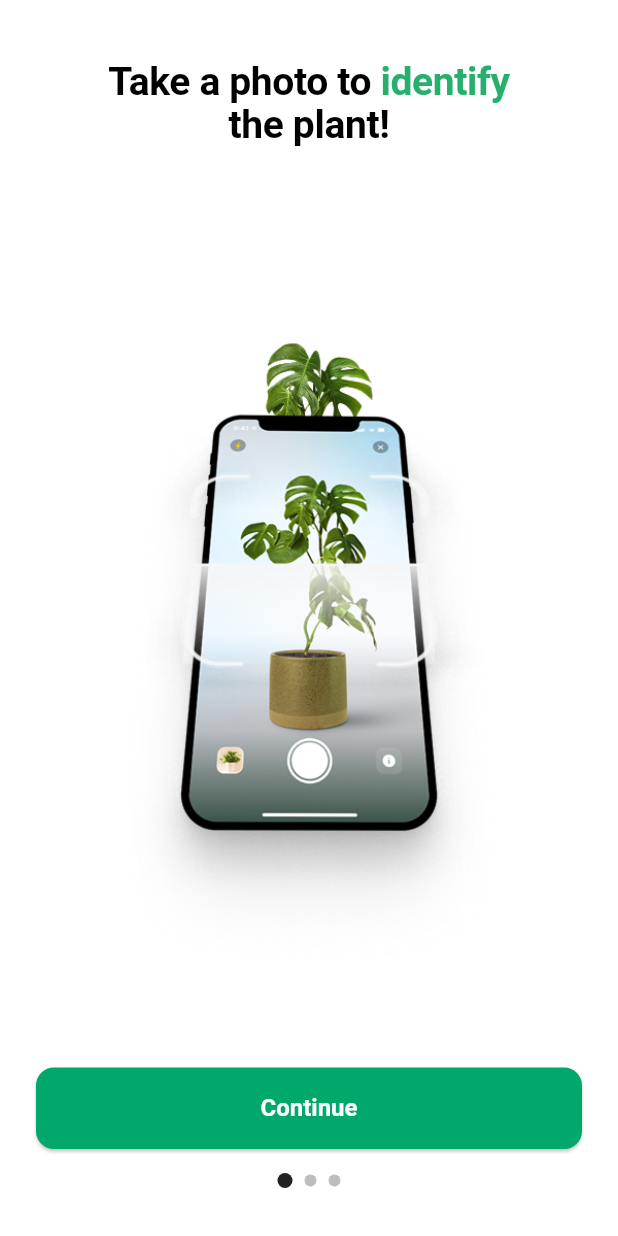
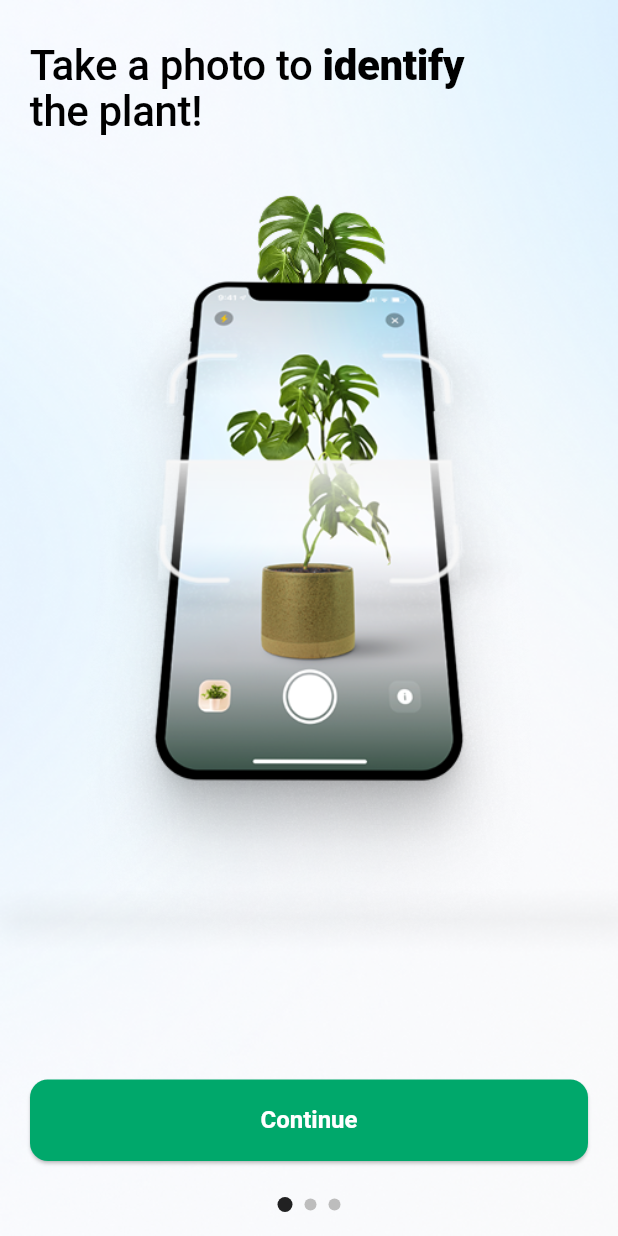
Before and after one commit to selenbbilgic/PlantApp, a Flutter app: the screen it shows after launch, after a tap on "Get Started", on a phone screen of 412 x 824 dp. Run offline on Flutter 3.47's test engine with Material 3 defaults, Android fonts, the phone set to English and light mode, and no system bars; our stand-ins replace auto_route, flutter_bloc, flutter_svg, shared_preferences; network calls fail.

Commit message:
onboarding ui fixed

```diff
--- a/plant_app/lib/core/constants/images.dart
+++ b/plant_app/lib/core/constants/images.dart
@@ -5,3 +5,4 @@ const String ONBOARDING_2_IMAGE = "assets/images/onboarding_2.png";
 const String HOME_BACKGROUND = "assets/images/home_background.png";
 const String PAYWALL_IMAGE = "assets/images/paywall_image.png";
 const String GET_STARTED_IMAGE = "assets/images/get_started_plant.png";
+const String ONBOARDING_BACKGROUND = "assets/images/onboarding-background.png";
--- a/plant_app/lib/core/themes/light_theme.dart
+++ b/plant_app/lib/core/themes/light_theme.dart
@@ -7,6 +7,7 @@ final ThemeData lightThemeData = ThemeData(
   primaryColor: Color(0xFF2CCC80B), // Plant green
   colorScheme: ColorScheme.light(
     primary: Color(0xFF28AF6E), // Green buttons
+    tertiary: Color(0xFF597165),
     secondary: Color(0xFFBDBDBD), // Light gray for backgrounds/cards
     onPrimary: Colors.white, // Text on green button
     onSecondary: Colors.black, // Text on secondary bg
@@ -33,7 +34,7 @@ final ThemeData lightThemeData = ThemeData(
       color: Color(0xFF13231B),
     ),
     displayLarge: TextStyle(
-      fontSize: 32,
+      fontSize: 28,
       fontWeight: FontWeight.bold,
       color: Colors.black,
     ),
--- a/plant_app/lib/presentation/home/widgets/_premium_banner.dart
+++ b/plant_app/lib/presentation/home/widgets/_premium_banner.dart
@@ -27,7 +27,7 @@ class PremiumBanner extends StatelessWidget {
           context.router.push(PaywallViewRoute());
         },
         child: Padding(
-          padding: const EdgeInsets.symmetric(vertical: 16, horizontal: 16),
+          padding: const EdgeInsets.symmetric(vertical: 16, horizontal: 12),
           child: Row(
             children: [
               SvgPicture.asset(GOLDEN_MESSAGE_ICON, width: 40),
@@ -58,7 +58,7 @@ class PremiumBanner extends StatelessWidget {
               const Spacer(),
 
               // trailing icon
-              Icon(Icons.chevron_right, color: Colors.amberAccent, size: 24),
+              Icon(Icons.chevron_right, color: Colors.amberAccent, size: 32),
             ],
           ),
         ),
--- a/plant_app/lib/presentation/onboarding/get_started_page.dart
+++ b/plant_app/lib/presentation/onboarding/get_started_page.dart
@@ -13,31 +13,57 @@ class GetStartedPage extends StatelessWidget {
   @override
   Widget build(BuildContext context) {
     final theme = Theme.of(context);
+    final topPadding = MediaQuery.of(context).padding.top;
 
     return Scaffold(
-      body: SafeArea(
+      extendBodyBehindAppBar: true,
+
+      body: Stack(
+        children: [
+          Positioned.fill(
+            child: Image.asset(
+              ONBOARDING_BACKGROUND, // ← your bg asset
+              fit: BoxFit.cover,
+            ),
+          ),
+          Positioned(
+            top: topPadding,
+            left: 0,
+            right: 0,
+            child: Image.asset(
+              GET_STARTED_IMAGE,
+              fit: BoxFit.contain,
+              height: MediaQuery.of(context).size.height * 0.76,
+            ),
+          ),
+          SafeArea(
             child: Padding(
               padding: const EdgeInsets.symmetric(horizontal: 24, vertical: 16),
               child: Column(
-            crossAxisAlignment: CrossAxisAlignment.center,
+                crossAxisAlignment: CrossAxisAlignment.stretch,
+                mainAxisAlignment: MainAxisAlignment.spaceBetween,
                 children: [
+                  const SizedBox(height: 12),
                   // Title
+                  Column(
+                    crossAxisAlignment: CrossAxisAlignment.start,
+                    children: [
                       Text.rich(
                         TextSpan(
                           children: [
                             TextSpan(
                               text: 'Welcome to ',
-                      style: theme.textTheme.displayLarge,
+                              style: theme.textTheme.displayLarge?.copyWith(
+                                fontWeight: FontWeight.w400,
+                              ),
                             ),
                             TextSpan(
                               text: 'PlantApp',
-                      style: theme.textTheme.displayLarge?.copyWith(
-                        color: theme.colorScheme.primary,
-                      ),
+                              style: theme.textTheme.displayLarge,
                             ),
                           ],
                         ),
-                textAlign: TextAlign.center,
+                        textAlign: TextAlign.left,
                       ),
 
                       const SizedBox(height: 12),
@@ -46,27 +72,16 @@ class GetStartedPage extends StatelessWidget {
                       Text(
                         'Identify more than 3000+ plants and 88% accuracy.',
                         style: theme.textTheme.bodyLarge,
-                textAlign: TextAlign.center,
-              ),
-
-              const SizedBox(height: 32),
-
-              Expanded(
-                child: Stack(
-                  alignment: Alignment.center,
-                  children: [
-                    Image.asset(
-                      GET_STARTED_IMAGE,
-                      width: double.infinity,
-                      fit: BoxFit.contain,
+                        textAlign: TextAlign.start,
                       ),
                     ],
                   ),
-              ),
-
-              const SizedBox(height: 16),
+                  Spacer(),
 
                   // Get Started Button
+                  Column(
+                    mainAxisAlignment: MainAxisAlignment.end,
+                    children: [
                       SizedBox(
                         width: double.infinity,
                         child: PrimaryButton(
@@ -77,51 +92,58 @@ class GetStartedPage extends StatelessWidget {
                         ),
                       ),
 
-              const SizedBox(height: 12),
+                      const SizedBox(height: 16),
 
                       // Terms of Use & Privacy Policy
-              RichText(
-                textAlign: TextAlign.center,
-                text: TextSpan(
-                  style: theme.textTheme.bodySmall?.copyWith(
-                    color: Colors.grey,
-                  ),
+                      Text.rich(
+                        TextSpan(
+                          text:
+                              'By tapping next, you are agreeing to PlantID\n',
                           children: [
-                    const TextSpan(
-                      text: 'By tapping next, you are agreeing to PlantID\n',
-                    ),
                             TextSpan(
                               text: 'Terms of Use',
-                      style: const TextStyle(
+                              style: theme.textTheme.bodySmall!.copyWith(
+                                color: theme.colorScheme.tertiary,
                                 decoration: TextDecoration.underline,
+                                decorationColor: theme.colorScheme.tertiary,
+                                decorationThickness: 1.5,
                               ),
                               recognizer:
                                   TapGestureRecognizer()
                                     ..onTap = () {
-                              // TODO: Open terms page
+                                      // TODO: open terms
                                     },
                             ),
                             const TextSpan(text: ' & '),
                             TextSpan(
                               text: 'Privacy Policy',
-                      style: const TextStyle(
+                              style: theme.textTheme.bodySmall!.copyWith(
+                                color: theme.colorScheme.tertiary,
                                 decoration: TextDecoration.underline,
+                                decorationColor: theme.colorScheme.tertiary,
+                                decorationThickness: 1.5,
                               ),
                               recognizer:
                                   TapGestureRecognizer()
                                     ..onTap = () {
-                              // TODO: Open privacy policy
+                                      // TODO: open privacy
                                     },
                             ),
                           ],
                         ),
+                        style: theme.textTheme.bodySmall!.copyWith(
+                          color: theme.colorScheme.tertiary,
                         ),
-
-              const SizedBox(height: 12),
+                        textAlign: TextAlign.center,
+                      ),
+                    ],
+                  ),
                 ],
               ),
             ),
           ),
+        ],
+      ),
     );
   }
 }
--- a/plant_app/lib/presentation/onboarding/onboarding_view.dart
+++ b/plant_app/lib/presentation/onboarding/onboarding_view.dart
@@ -9,16 +9,15 @@ import 'package:plant_app/routes/app_router.dart';
 @RoutePage()
 class OnboardingView extends StatefulWidget {
   const OnboardingView({super.key});
-
   @override
   State<OnboardingView> createState() => _OnboardingViewState();
 }
 
 class _OnboardingViewState extends State<OnboardingView> {
-  final PageController _controller = PageController();
+  final _controller = PageController();
   int _currentPage = 0;
 
-  final List<_OnboardingContent> _pages = const [
+  final _pages = const [
     _OnboardingContent(
       titleStart: 'Take a photo to ',
       titleHighlight: 'identify',
@@ -31,80 +30,82 @@ class _OnboardingViewState extends State<OnboardingView> {
       titleEnd: ' instantly!',
       image: ONBOARDING_2_IMAGE,
     ),
-    _OnboardingContent(
-      titleStart: 'Get ',
-      titleHighlight: 'care tips',
-      titleEnd: ' tailored for you!',
-      image: GET_STARTED_IMAGE,
-    ),
   ];
 
-  void _nextPage() {
+  void _next() {
     if (_currentPage < _pages.length - 1) {
       _controller.nextPage(
         duration: const Duration(milliseconds: 300),
         curve: Curves.easeInOut,
       );
     } else {
-      context.router.push(const BottomNavBarViewRoute());
+      context.router.push(const PaywallViewRoute());
     }
   }
 
   @override
   Widget build(BuildContext context) {
     final theme = Theme.of(context);
+    final topPad = MediaQuery.of(context).padding.top;
 
     return Scaffold(
-      body: SafeArea(
-        child: Padding(
-          padding: const EdgeInsets.symmetric(horizontal: 24, vertical: 16),
+      extendBodyBehindAppBar: true,
+      body: Stack(
+        children: [
+          // 1) background (behind status bar)
+          Positioned.fill(
+            child: Image.asset(ONBOARDING_BACKGROUND, fit: BoxFit.cover),
+          ),
+
+          SafeArea(
             child: Column(
               children: [
+                SizedBox(height: 12),
+                // 2) the swipable “above‐the‐button” area
                 Expanded(
                   child: PageView.builder(
                     controller: _controller,
-                  onPageChanged: (index) {
-                    setState(() => _currentPage = index);
-                  },
+                    onPageChanged: (i) => setState(() => _currentPage = i),
                     itemCount: _pages.length,
-                  itemBuilder: (context, index) {
-                    final item = _pages[index];
-                    return Column(
+                    itemBuilder: (_, i) {
+                      final p = _pages[i];
+                      return Stack(
                         children: [
-                        const SizedBox(height: 24),
-                        Text.rich(
+                          // full‐width hero image
+                          Positioned(
+                            top: 0,
+                            left: 0,
+                            right: 0,
+                            child: Image.asset(
+                              p.image,
+                              fit: BoxFit.contain,
+                              height: MediaQuery.of(context).size.height * .8,
+                            ),
+                          ),
+                          // title text
+                          Padding(
+                            padding: const EdgeInsets.fromLTRB(20, 16, 20, 0),
+                            child: Text.rich(
                               TextSpan(
                                 children: [
                                   TextSpan(
-                                text: item.titleStart,
-                                style: theme.textTheme.displayLarge?.copyWith(
-                                  fontSize: 26,
-                                ),
+                                    text: p.titleStart,
+                                    style: theme.textTheme.displayLarge
+                                        ?.copyWith(fontWeight: FontWeight.w500),
                                   ),
                                   TextSpan(
-                                text: item.titleHighlight,
-                                style: theme.textTheme.displayLarge?.copyWith(
-                                  fontSize: 26,
-                                  fontWeight: FontWeight.bold,
-                                  color: theme.colorScheme.primary,
-                                ),
+                                    text: p.titleHighlight,
+                                    style: theme.textTheme.displayLarge
+                                        ?.copyWith(fontWeight: FontWeight.w800),
                                   ),
                                   TextSpan(
-                                text: item.titleEnd,
-                                style: theme.textTheme.displayLarge?.copyWith(
-                                  fontSize: 26,
-                                ),
+                                    text: p.titleEnd,
+                                    style: theme.textTheme.displayLarge
+                                        ?.copyWith(fontWeight: FontWeight.w500),
                                   ),
                                 ],
                               ),
-                          textAlign: TextAlign.center,
-                        ),
-                        const SizedBox(height: 32),
-                        Expanded(
-                          child: Image.asset(
-                            item.image,
-                            width: double.infinity,
-                            fit: BoxFit.contain,
+                              textAlign: TextAlign.left,
                             ),
                           ),
                         ],
@@ -112,42 +113,39 @@ class _OnboardingViewState extends State<OnboardingView> {
                     },
                   ),
                 ),
-              const SizedBox(height: 32),
 
-              PrimaryButton(
-                label:
-                    _currentPage == _pages.length - 1
-                        ? 'Get Started'
-                        : 'Continue',
-                onPressed: _nextPage,
-              ),
-
-              const SizedBox(height: 16),
-
+                Padding(
+                  padding: const EdgeInsets.symmetric(horizontal: 20),
+                  child: Column(
+                    children: [
+                      PrimaryButton(label: 'Continue', onPressed: _next),
+                      const SizedBox(height: 24),
                       Row(
                         mainAxisAlignment: MainAxisAlignment.center,
                         children: List.generate(
-                  _pages.length,
-                  (index) => _buildDot(index == _currentPage),
+                          _pages.length + 1,
+                          (i) => Container(
+                            margin: const EdgeInsets.symmetric(horizontal: 4),
+                            width: i == _currentPage ? 10 : 8,
+                            height: i == _currentPage ? 10 : 8,
+                            decoration: BoxDecoration(
+                              color:
+                                  i == _currentPage
+                                      ? Colors.black87
+                                      : Colors.grey[400],
+                              shape: BoxShape.circle,
                             ),
                           ),
-
+                        ),
+                      ),
                       const SizedBox(height: 16),
                     ],
                   ),
                 ),
+              ],
             ),
-    );
-  }
-
-  Widget _buildDot(bool isActive) {
-    return Container(
-      margin: const EdgeInsets.symmetric(horizontal: 4),
-      width: isActive ? 10 : 8,
-      height: isActive ? 10 : 8,
-      decoration: BoxDecoration(
-        color: isActive ? Colors.black87 : Colors.grey[400],
-        shape: BoxShape.circle,
+          ),
+        ],
       ),
     );
   }
--- a/plant_app/lib/presentation/paywall/paywall_view.dart
+++ b/plant_app/lib/presentation/paywall/paywall_view.dart
@@ -1,6 +1,7 @@
 // lib/presentation/paywall/paywall_view.dart
 
 import 'package:auto_route/annotations.dart';
+import 'package:auto_route/auto_route.dart';
 import 'package:flutter/material.dart';
 import 'package:flutter/services.dart';
 import 'package:flutter_svg/svg.dart';
@@ -11,6 +12,7 @@ import 'package:plant_app/data/models/premium_feature.dart';
 import 'package:plant_app/presentation/paywall/widgets/feature_card.dart';
 import 'package:plant_app/presentation/paywall/widgets/footer_link.dart';
 import 'package:plant_app/presentation/paywall/widgets/subscription_option_card.dart';
+import 'package:plant_app/routes/app_router.dart';
 
 @RoutePage()
 class PaywallView extends StatefulWidget {
@@ -67,7 +69,10 @@ class _PaywallViewState extends State<PaywallView> {
           // 3) Main content, padded into the safe area
           SafeArea(
             child: Container(
-              padding: const EdgeInsets.symmetric(horizontal: 16.0),
+              padding: const EdgeInsets.symmetric(
+                horizontal: 16.0,
+                vertical: 0,
+              ),
               child: Column(
                 //crossAxisAlignment: CrossAxisAlignment.stretch,
                 mainAxisAlignment: MainAxisAlignment.end,
@@ -148,7 +153,7 @@ class _PaywallViewState extends State<PaywallView> {
                     onTap: () => setState(() => _selectedOption = 1),
                   ),
 
-                  const SizedBox(height: 32),
+                  const SizedBox(height: 24),
 
                   // 3f) Primary action button
                   PrimaryButton(
@@ -210,7 +215,8 @@ class _PaywallViewState extends State<PaywallView> {
                 splashRadius: 16,
                 iconSize: 20,
                 icon: const Icon(Icons.close, color: Colors.white),
-                onPressed: () => Navigator.of(context).pop(),
+                onPressed:
+                    () => context.router.push(const BottomNavBarViewRoute()),
                 tooltip: 'Close',
               ),
             ),
```
Also changed, not shown: plant_app/assets/images/onboarding-background.png (added). Lines whose indentation alone changed are shown as unchanged.
